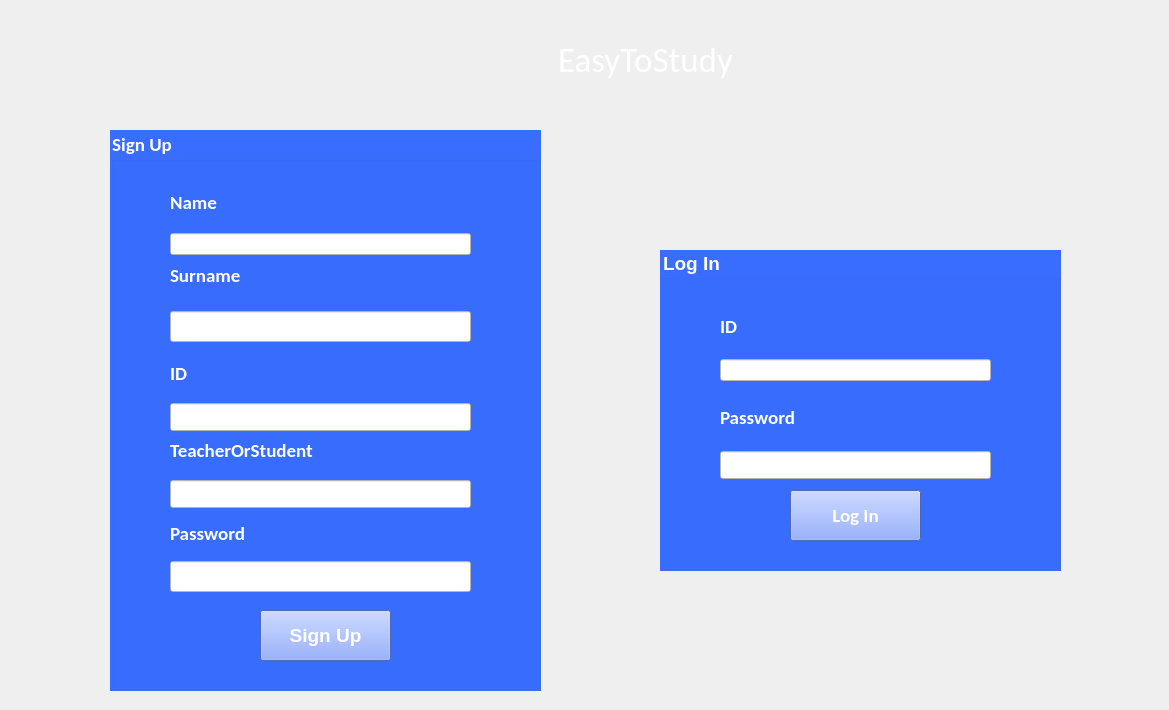
Before: the Qt Designer form studyProject/mainwindow.ui in fenrirm/study_project, drawn with Qt 5.
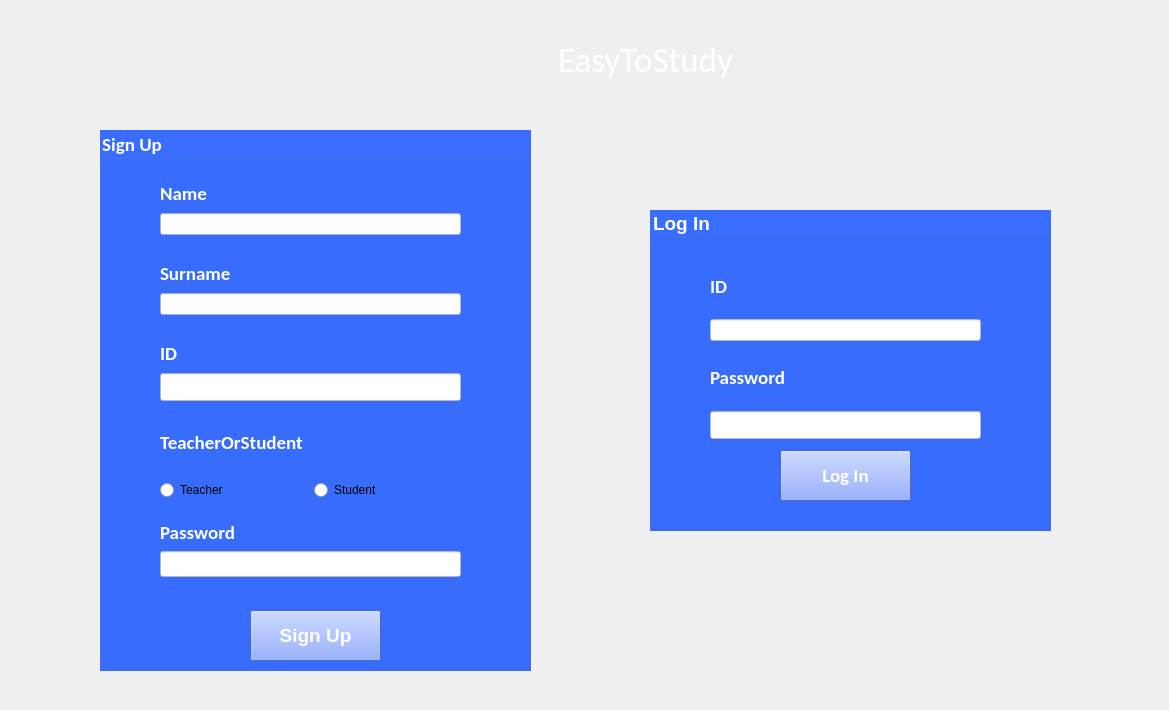
After: the same form once the commit is applied. Icons and pictures are not drawn.

Commit message: added teacher button

Diff of the .ui file:
```diff
--- a/studyProject/mainwindow.ui
+++ b/studyProject/mainwindow.ui
@@ -83,10 +83,10 @@
    <widget class="QGroupBox" name="signUp">
     <property name="geometry">
      <rect>
-      <x>110</x>
+      <x>100</x>
       <y>130</y>
       <width>431</width>
-      <height>561</height>
+      <height>541</height>
      </rect>
     </property>
     <property name="font">
@@ -106,100 +106,6 @@
     <property name="title">
      <string>Sign Up</string>
     </property>
-    <widget class="QLineEdit" name="surnameLine">
-     <property name="geometry">
-      <rect>
-       <x>60</x>
-       <y>181</y>
-       <width>301</width>
-       <height>31</height>
-      </rect>
-     </property>
-     <property name="styleSheet">
-      <string notr="true">#surnameLine
-{
-	background-color: rgb(255, 255, 255);
-}</string>
-     </property>
-    </widget>
-    <widget class="QLabel" name="surname">
-     <property name="geometry">
-      <rect>
-       <x>60</x>
-       <y>130</y>
-       <width>301</width>
-       <height>31</height>
-      </rect>
-     </property>
-     <property name="font">
-      <font>
-       <family>Calibri</family>
-       <pointsize>14</pointsize>
-       <bold>true</bold>
-      </font>
-     </property>
-     <property name="styleSheet">
-      <string notr="true">#surname
-{
-color: white;
-}</string>
-     </property>
-     <property name="text">
-      <string>Surname</string>
-     </property>
-    </widget>
-    <widget class="QLabel" name="password">
-     <property name="geometry">
-      <rect>
-       <x>60</x>
-       <y>383</y>
-       <width>301</width>
-       <height>41</height>
-      </rect>
-     </property>
-     <property name="font">
-      <font>
-       <family>Calibri</family>
-       <pointsize>14</pointsize>
-       <bold>true</bold>
-      </font>
-     </property>
-     <property name="styleSheet">
-      <string notr="true">#password
-{
-color: white;
-}</string>
-     </property>
-     <property name="text">
-      <string>Password</string>
-     </property>
-    </widget>
-    <widget class="QLineEdit" name="passwordLine">
-     <property name="geometry">
-      <rect>
-       <x>60</x>
-       <y>431</y>
-       <width>301</width>
-       <height>31</height>
-      </rect>
-     </property>
-     <property name="font">
-      <font>
-       <family>Calibri</family>
-       <pointsize>11</pointsize>
-      </font>
-     </property>
-     <property name="styleSheet">
-      <string notr="true">#passwordLine
-{
-	
-	background-color: rgb(255, 255, 255);
-}</string>
-     </property>
-     <property name="echoMode">
-      <enum>QLineEdit::Password</enum>
-     </property>
-    </widget>
     <widget class="QPushButton" name="signup">
      <property name="geometry">
       <rect>
@@ -238,9 +144,9 @@
      <property name="geometry">
       <rect>
        <x>60</x>
-       <y>47</y>
+       <y>50</y>
        <width>301</width>
-       <height>78</height>
+       <height>55</height>
       </rect>
      </property>
      <layout class="QVBoxLayout" name="verticalLayout">
@@ -280,9 +186,9 @@
      <property name="geometry">
       <rect>
        <x>60</x>
-       <y>220</y>
+       <y>210</y>
        <width>301</width>
-       <height>81</height>
+       <height>61</height>
       </rect>
      </property>
      <layout class="QVBoxLayout" name="verticalLayout_5">
@@ -328,9 +234,9 @@
      <property name="geometry">
       <rect>
        <x>60</x>
-       <y>297</y>
+       <y>280</y>
        <width>301</width>
-       <height>81</height>
+       <height>90</height>
       </rect>
      </property>
      <layout class="QVBoxLayout" name="verticalLayout_6">
@@ -361,7 +267,108 @@
        </widget>
       </item>
       <item>
-       <widget class="QLineEdit" name="id2Line">
+       <layout class="QHBoxLayout" name="horizontalLayout_3">
+        <item>
+         <widget class="QRadioButton" name="radioButton_isTeacher">
+          <property name="enabled">
+           <bool>true</bool>
+          </property>
+          <property name="text">
+           <string>Teacher</string>
+          </property>
+          <property name="checkable">
+           <bool>true</bool>
+          </property>
+          <property name="checked">
+           <bool>false</bool>
+          </property>
+         </widget>
+        </item>
+        <item>
+         <widget class="QRadioButton" name="radioButton_isStudent">
+          <property name="text">
+           <string>Student</string>
+          </property>
+         </widget>
+        </item>
+       </layout>
+      </item>
+     </layout>
+    </widget>
+    <widget class="QWidget" name="layoutWidget">
+     <property name="geometry">
+      <rect>
+       <x>60</x>
+       <y>130</y>
+       <width>301</width>
+       <height>55</height>
+      </rect>
+     </property>
+     <layout class="QVBoxLayout" name="verticalLayout_7">
+      <item>
+       <widget class="QLabel" name="surname">
+        <property name="font">
+         <font>
+          <family>Calibri</family>
+          <pointsize>14</pointsize>
+          <bold>true</bold>
+         </font>
+        </property>
+        <property name="styleSheet">
+         <string notr="true">#surname
+{
+color: white;
+}</string>
+        </property>
+        <property name="text">
+         <string>Surname</string>
+        </property>
+       </widget>
+      </item>
+      <item>
+       <widget class="QLineEdit" name="surnameLine">
+        <property name="styleSheet">
+         <string notr="true">#surnameLine
+{
+	background-color: rgb(255, 255, 255);
+}</string>
+        </property>
+       </widget>
+      </item>
+     </layout>
+    </widget>
+    <widget class="QWidget" name="layoutWidget">
+     <property name="geometry">
+      <rect>
+       <x>60</x>
+       <y>390</y>
+       <width>301</width>
+       <height>57</height>
+      </rect>
+     </property>
+     <layout class="QVBoxLayout" name="verticalLayout_4">
+      <item>
+       <widget class="QLabel" name="password">
+        <property name="font">
+         <font>
+          <family>Calibri</family>
+          <pointsize>14</pointsize>
+          <bold>true</bold>
+         </font>
+        </property>
+        <property name="styleSheet">
+         <string notr="true">#password
+{
+color: white;
+}</string>
+        </property>
+        <property name="text">
+         <string>Password</string>
+        </property>
+       </widget>
+      </item>
+      <item>
+       <widget class="QLineEdit" name="passwordLine">
         <property name="font">
          <font>
           <family>Calibri</family>
@@ -369,11 +376,15 @@
          </font>
         </property>
         <property name="styleSheet">
-         <string notr="true">#id2Line
+         <string notr="true">#passwordLine
 {
+	
 	background-color: rgb(255, 255, 255);
 }</string>
         </property>
+        <property name="echoMode">
+         <enum>QLineEdit::Password</enum>
+        </property>
        </widget>
       </item>
      </layout>
@@ -390,8 +401,8 @@
    <widget class="QGroupBox" name="logIn">
     <property name="geometry">
      <rect>
-      <x>660</x>
-      <y>250</y>
+      <x>650</x>
+      <y>210</y>
       <width>401</width>
       <height>321</height>
      </rect>
```
Left out of the diff: 6 changed lines with no effect on the pictures. The commit also changes 5 other files.
